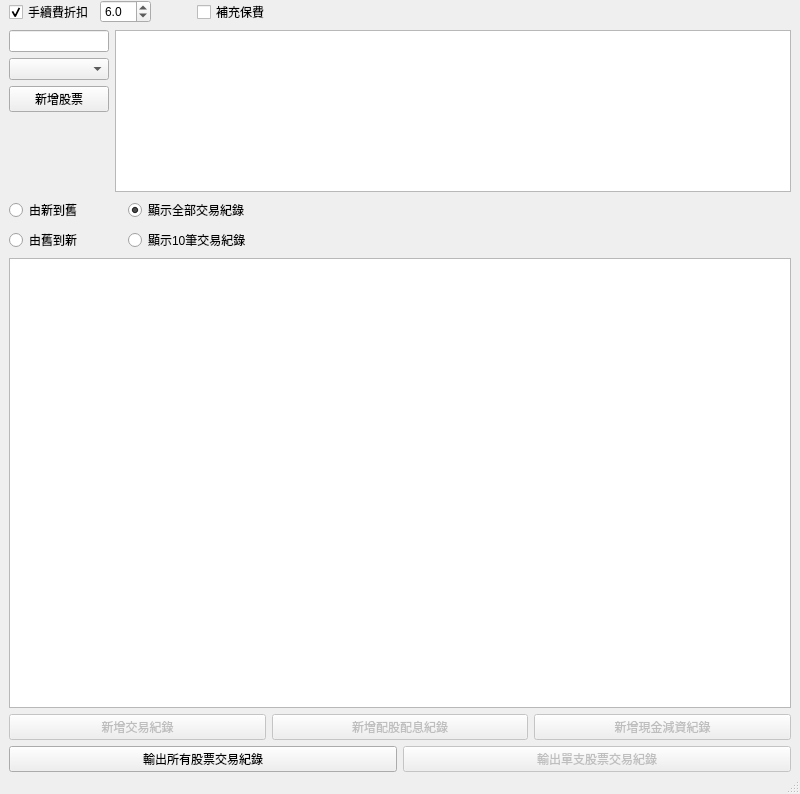
This is QtStockPriceMainWindow.ui in foxking0416/PythonStockPrice as Qt 5 draws it before an edit. The edited form follows.
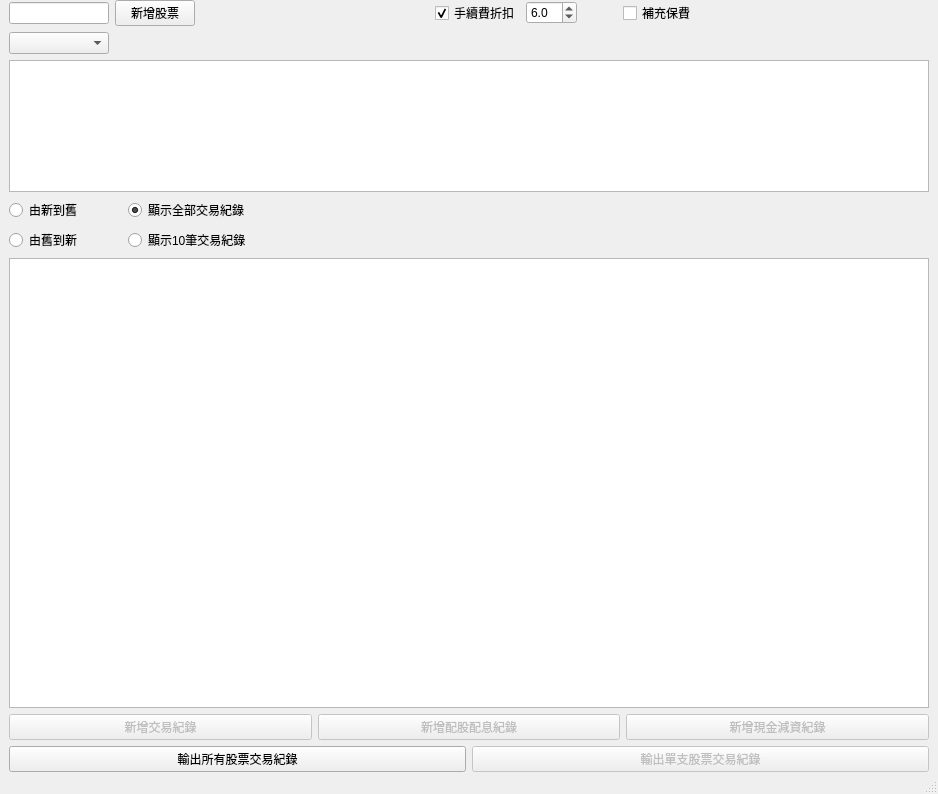
This is the edited form.

Commit message: 調整layout

Diff of the .ui file:
```diff
--- a/QtStockPriceMainWindow.ui
+++ b/QtStockPriceMainWindow.ui
@@ -6,7 +6,7 @@
    <rect>
     <x>0</x>
     <y>0</y>
-    <width>800</width>
+    <width>938</width>
     <height>794</height>
    </rect>
   </property>
@@ -23,6 +23,48 @@
     </property>
     <item>
      <layout class="QHBoxLayout" name="horizontalLayout">
+      <item>
+       <widget class="QLineEdit" name="qtStockInputLineEdit">
+        <property name="sizePolicy">
+         <sizepolicy hsizetype="Maximum" vsizetype="Fixed">
+          <horstretch>0</horstretch>
+          <verstretch>0</verstretch>
+         </sizepolicy>
+        </property>
+        <property name="maximumSize">
+         <size>
+          <width>100</width>
+          <height>16777215</height>
+         </size>
+        </property>
+       </widget>
+      </item>
+      <item>
+       <widget class="QPushButton" name="qtAddStockPushButton">
+        <property name="maximumSize">
+         <size>
+          <width>100</width>
+          <height>16777215</height>
+         </size>
+        </property>
+        <property name="text">
+         <string>新增股票</string>
+        </property>
+       </widget>
+      </item>
+      <item>
+       <spacer name="horizontalSpacer_6">
+        <property name="orientation">
+         <enum>Qt::Horizontal</enum>
+        </property>
+        <property name="sizeHint" stdset="0">
+         <size>
+          <width>40</width>
+          <height>20</height>
+         </size>
+        </property>
+       </spacer>
+      </item>
       <item>
        <widget class="QCheckBox" name="qtDiscountCheckBox">
         <property name="text">
@@ -90,57 +132,38 @@
       </item>
      </layout>
     </item>
+    <item>
+     <layout class="QHBoxLayout" name="horizontalLayout_6">
+      <property name="spacing">
+       <number>0</number>
+      </property>
+      <item>
+       <widget class="QComboBox" name="qtStockSelectComboBox">
+        <property name="minimumSize">
+         <size>
+          <width>100</width>
+          <height>0</height>
+         </size>
+        </property>
+       </widget>
+      </item>
+      <item>
+       <spacer name="horizontalSpacer_5">
+        <property name="orientation">
+         <enum>Qt::Horizontal</enum>
+        </property>
+        <property name="sizeHint" stdset="0">
+         <size>
+          <width>40</width>
+          <height>0</height>
+         </size>
+        </property>
+       </spacer>
+      </item>
+     </layout>
+    </item>
     <item>
      <layout class="QHBoxLayout" name="horizontalLayout_2">
-      <item>
-       <layout class="QVBoxLayout" name="verticalLayout_2">
-        <item>
-         <widget class="QLineEdit" name="qtStockInputLineEdit">
-          <property name="sizePolicy">
-           <sizepolicy hsizetype="Maximum" vsizetype="Fixed">
-            <horstretch>0</horstretch>
-            <verstretch>0</verstretch>
-           </sizepolicy>
-          </property>
-          <property name="maximumSize">
-           <size>
-            <width>100</width>
-            <height>16777215</height>
-           </size>
-          </property>
-         </widget>
-        </item>
-        <item>
-         <widget class="QComboBox" name="qtStockSelectComboBox"/>
-        </item>
-        <item>
-         <widget class="QPushButton" name="qtAddStockPushButton">
-          <property name="maximumSize">
-           <size>
-            <width>100</width>
-            <height>16777215</height>
-           </size>
-          </property>
-          <property name="text">
-           <string>新增股票</string>
-          </property>
-         </widget>
-        </item>
-        <item>
-         <spacer name="verticalSpacer">
-          <property name="orientation">
-           <enum>Qt::Vertical</enum>
-          </property>
-          <property name="sizeHint" stdset="0">
-           <size>
-            <width>20</width>
-            <height>40</height>
-           </size>
-          </property>
-         </spacer>
-        </item>
-       </layout>
-      </item>
       <item>
        <widget class="QTableView" name="qtStockListTableView">
         <property name="minimumSize">
```
Left out of the diff: 2 changed lines with no effect on the pictures. The commit also changes 1 other file.
